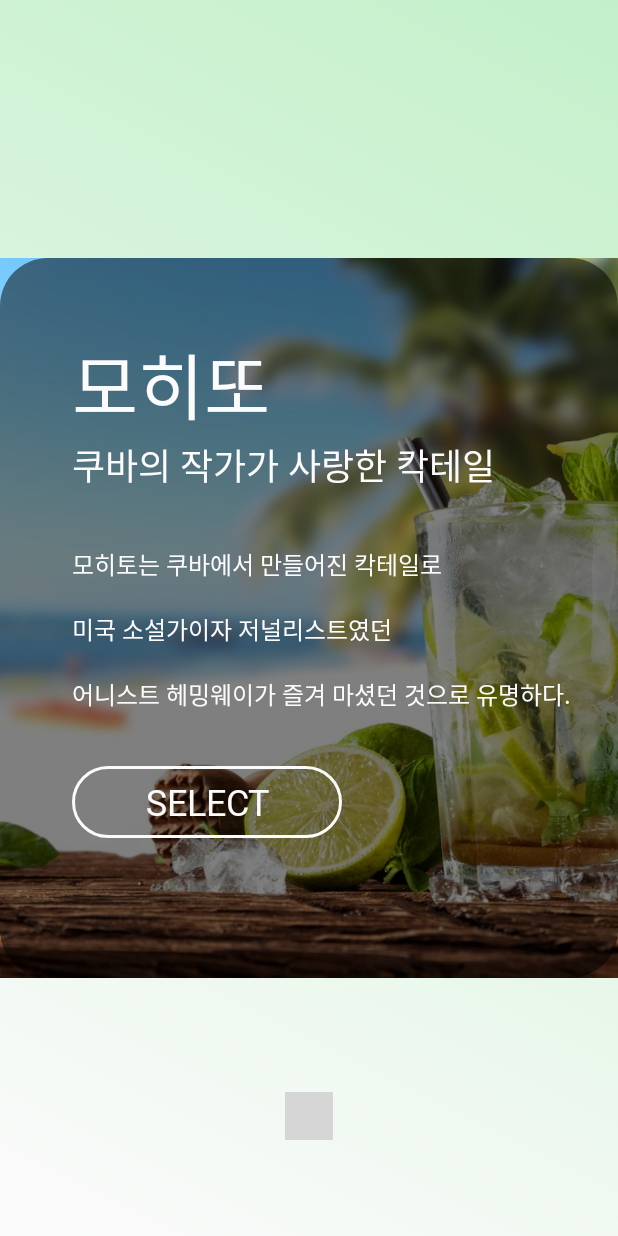
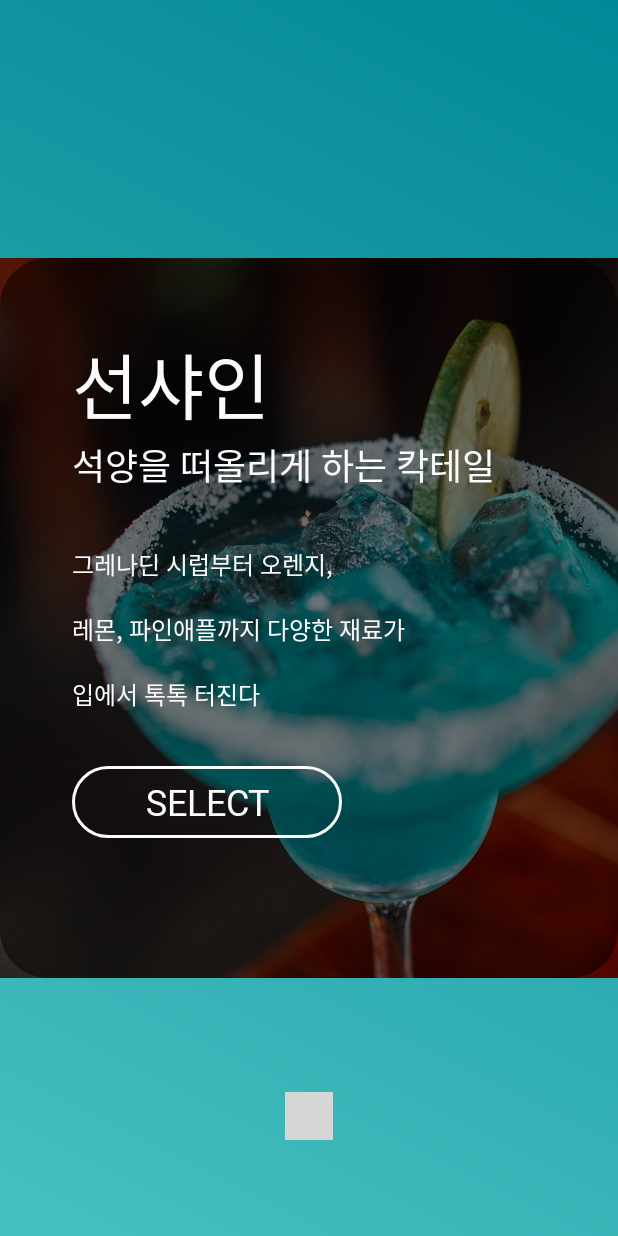
Before and after one commit to code-panic/Cocktail-Machine, an Android app: the screen it shows after launch (MainActivity), on a phone screen of 412 x 824 dp. Run offline under Robolectric (Android 15) with nearby library versions, the phone set to English and light mode, and no system bars; plain views replace PageIndicatorView; grey boxes are pictures that could not be loaded.

```diff
--- a/CocktailMobileApp/app/src/main/java/com/example/administrator/cocktailmobileapp/SlideAdapter.java
+++ b/CocktailMobileApp/app/src/main/java/com/example/administrator/cocktailmobileapp/SlideAdapter.java
@@ -17,28 +17,65 @@ public class SlideAdapter extends FragmentPagerAdapter {
         switch (pos) {
             case 0:
                 return SlideFragment.createSlideFragment(
+                        "선샤인",
+                        "석양을 떠올리게 하는 칵테일",
+                        "그레나딘 시럽부터 오렌지,\n" +
+                                "레몬, 파인애플까지 다양한 재료가\n" +
+                                "입에서 톡톡 터진다",
+                        R.drawable.image_sunshine,
+                        GradientDrawable.Orientation.BR_TL,
+                        R.color.colorSunshineLight,
+                        R.color.colorSunshineDark,
+                        pos);
+            case 1:
+                return SlideFragment.createSlideFragment(
                         "모히또",
-                        "쿠바의 작가가 사랑한 칵테일",
-                        "모히토는 쿠바에서 만들어진 칵테일로\n" +
-                        "미국 소설가이자 저널리스트였던\n" +
-                        "어니스트 헤밍웨이가 즐겨 마셨던 것으로 유명하다.",
+                        "어니스트 헤밍웨이가 사랑한 칵테일",
+                        "쿠바에서 만들어진 칵테일로\n" +
+                                "달콤한 사이다와 상큼한 라임과 레몬의 배합이\n" +
+                                "청럄하고 산뜻한 맛을 선사한다",
                         R.drawable.image_mojito,
                         GradientDrawable.Orientation.TOP_BOTTOM,
-                        R.color.colorWhite,
-                        R.color.colorGreen,
+                        R.color.colorMojitoLight,
+                        R.color.colorMojitoDark,
                         pos);
 
-            case 1:
+            case 2:
+                return SlideFragment.createSlideFragment(
+                        "피나콜라다",
+                        "스페인어로 파인애플이 무성한 언덕",
+                        "파인애플과 콜라다믹스의\n" +
+                                "달달한 배합이 은은하게 입에\n" +
+                                "퍼지는 칵테일이다",
+                        R.drawable.image_pinacolada,
+                        GradientDrawable.Orientation.BR_TL,
+                        R.color.colorPinacoladaLight,
+                        R.color.colorPinacoladaDark,
+                        pos);
+
+            case 3:
                 return SlideFragment.createSlideFragment(
                         "선라이즈",
-                        "열대과일 같은 상큼함",
-                        "마치 석양을 보는 것\n" +
-                                "미국 소설가이자 저널리스트였던 어니스트 헤밍웨이가\n" +
-                                "즐겨 마셨던 것으로 유명하다.",
+                        "석양을 떠올리게 하는 칵테일",
+                        "그레나딘 시럽 위로\n" +
+                                "쌓여진 오렌지의 그라데이션을 보며\n" +
+                                "마실수록 다른 맛을 느낄 수 있다",
                         R.drawable.image_sunrise,
                         GradientDrawable.Orientation.BR_TL,
                         R.color.colorSunriseLight,
                         R.color.colorSunriseDark,
+                        pos);
+            case 4:
+                return SlideFragment.createSlideFragment(
+                        "신데렐라",
+                        "일상을 동화처럼 바꾸는 칵테일",
+                        "레몬, 오렌지, 파인애플의\n" +
+                                "강렬한 조합이 입과 목구멍을\n" +
+                                "강타하는 강렬한 칵테일이다",
+                        R.drawable.image_cinderella,
+                        GradientDrawable.Orientation.BR_TL,
+                        R.color.colorCinderellaLight,
+                        R.color.colorCinderellaDark,
                         pos);
         }
 
@@ -47,6 +84,6 @@ public class SlideAdapter extends FragmentPagerAdapter {
 
     @Override
     public int getCount() {
-        return 2;
+        return 5;
     }
 }
--- a/CocktailMobileApp/app/src/main/java/com/example/administrator/cocktailmobileapp/SlideFragment.java
+++ b/CocktailMobileApp/app/src/main/java/com/example/administrator/cocktailmobileapp/SlideFragment.java
@@ -36,7 +36,7 @@ public class SlideFragment extends Fragment {
         bundle.putInt("imageID", imageID);
         bundle.putInt("gradientStartColor", gradientStartColor);
         bundle.putInt("gradientEndColor", gradientEndColor);
-        bundle.putInt("position", position);
+        bundle.putInt("pos", position);
 
         slideFragment.setArguments(bundle);
 
--- a/CocktailMobileApp/app/src/main/res/values/colors.xml
+++ b/CocktailMobileApp/app/src/main/res/values/colors.xml
@@ -9,8 +9,19 @@
 
     <color name="colorBlack">#393E46</color>
     <color name="colorBlack_50">#80393E46</color>
-    <color name="colorGreen">#c3f0ca</color>
+
+    <color name="colorSunshineLight">#47C0C1</color>
+    <color name="colorSunshineDark">#018896</color>
+
+    <color name="colorMojitoLight">#E7E8BC</color>
+    <color name="colorMojitoDark">#D7DC85</color>
+
+    <color name="colorPinacoladaLight">#EFD2B4</color>
+    <color name="colorPinacoladaDark">#C18E33</color>
 
     <color name="colorSunriseLight">#feca05</color>
     <color name="colorSunriseDark">#fa5a06</color>
+
+    <color name="colorCinderellaLight">#B68403</color>
+    <color name="colorCinderellaDark">#780212</color>
 </resources>
```
Also changed, not shown: CocktailMobileApp/app/src/main/res/drawable/image_cinderella.jpg (added), CocktailMobileApp/app/src/main/res/drawable/image_pinacolada.jpg (added), CocktailMobileApp/app/src/main/res/drawable/image_sunrise.jpg, CocktailMobileApp/app/src/main/res/drawable/image_sunshine.jpg (added), 2 other files.
